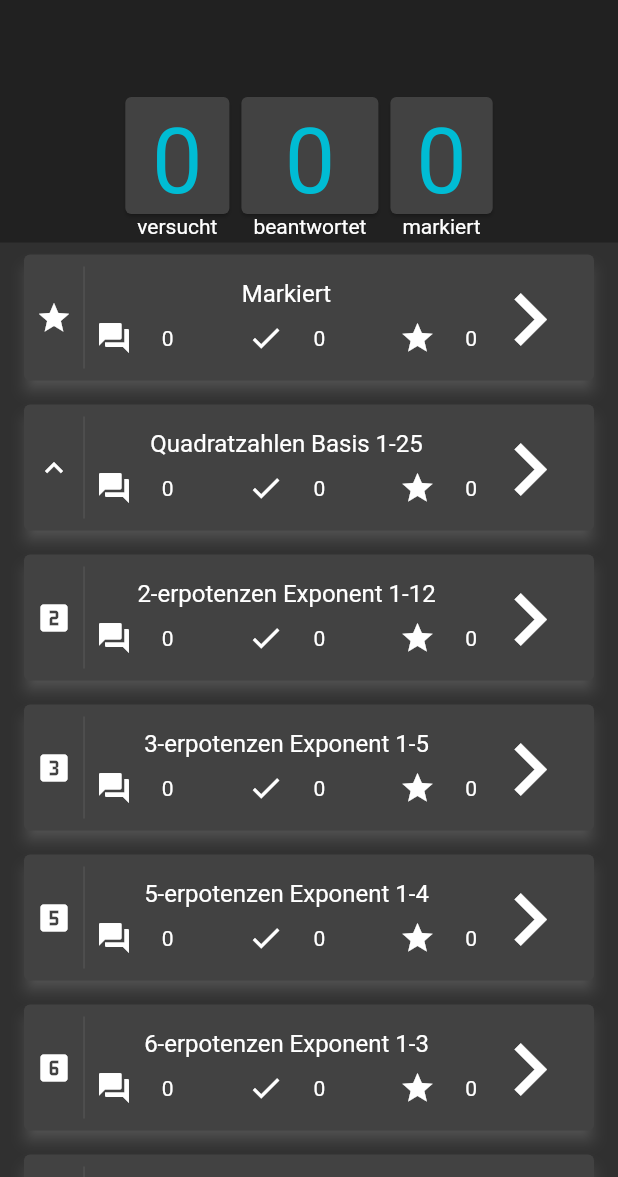
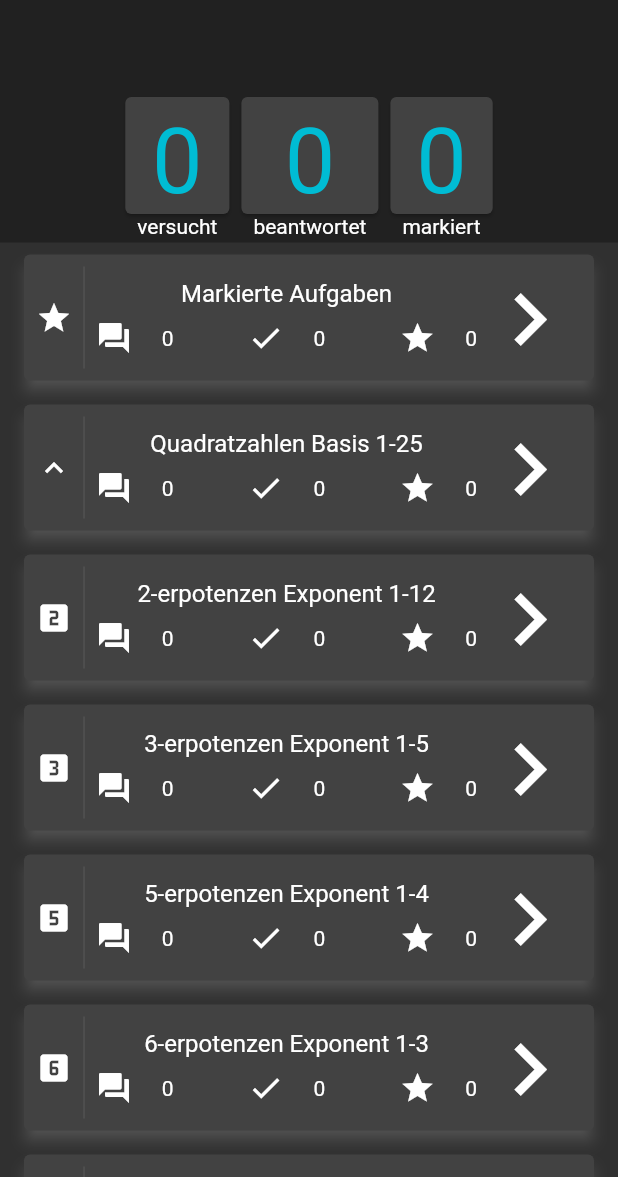
Before and after one commit to Trimarix/mvk_mnemonic, a Flutter app: the screen it shows after launch, on a phone screen of 412 x 824 dp, the part 59-1236 px from its top. Run offline on Flutter 3.47's test engine with Material 2 defaults, Android fonts, the phone set to English and light mode, and no system bars; our stand-ins replace webview_flutter; missing offline and left inert: flutter_tex, keyboard_visibility.

```diff
--- a/lib/ui/home.dart
+++ b/lib/ui/home.dart
@@ -193,7 +193,7 @@ class HomeState extends State<Home> {
                 tag: "ta-favorites}",
                 child: SectionWidget(Section(
                   0,
-                  "Markiert",
+                  "Markierte Aufgaben",
                   "Markierte Aufgaben",
                   Icons.star,
                   getFavoriteTasks(),
```
Also changed, not shown: lib/ui/screens.dart (+12 -2 lines).
